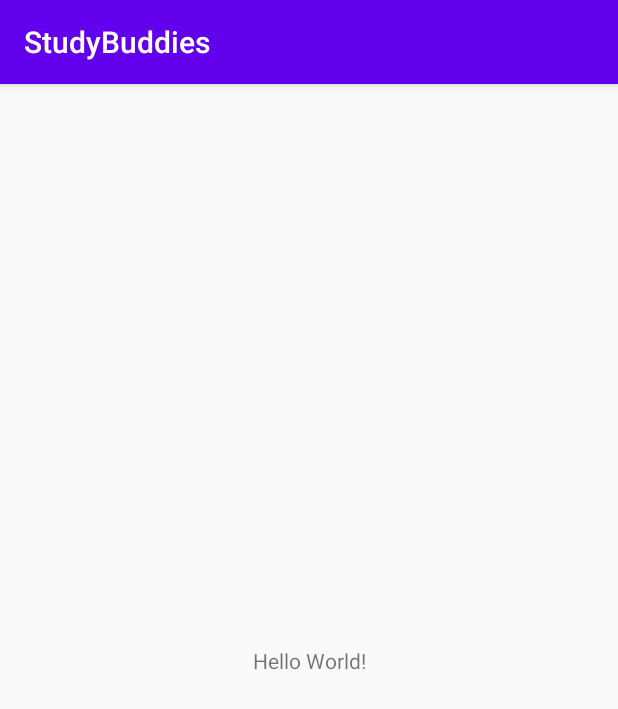
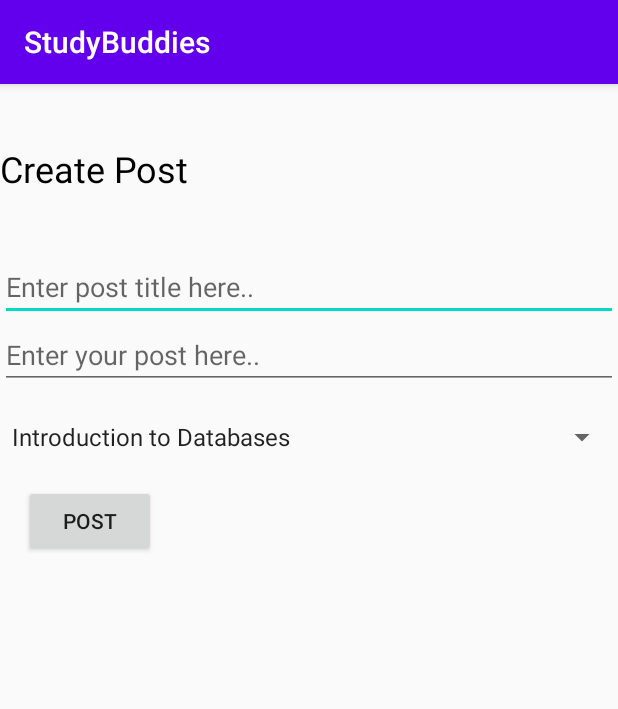
Before and after one commit to kxtan1997/StudyBuddies, an Android app: the screen it shows after launch (MainActivity), on a phone screen of 412 x 824 dp. Shown: the top 709 px of the screen. Run offline under Robolectric (Android 15) with nearby library versions, the phone set to English and light mode, and no system bars; our stand-ins replace Firebase (no records; nobody signed in at launch, a user with empty details on screens opened directly).

Commit message:
Done with the create post feature. Its called main activity now because I scared I change name and destroy the whole thing

```diff
--- a/app/build.gradle
+++ b/app/build.gradle
@@ -1,4 +1,5 @@
 apply plugin: 'com.android.application'
+apply plugin: 'com.google.gms.google-services'
 
 android {
     compileSdkVersion 29
@@ -25,6 +26,8 @@ dependencies {
     implementation fileTree(dir: "libs", include: ["*.jar"])
     implementation 'androidx.appcompat:appcompat:1.1.0'
     implementation 'androidx.constraintlayout:constraintlayout:1.1.3'
+    implementation 'com.google.firebase:firebase-database:16.0.4'
+    implementation 'androidx.recyclerview:recyclerview:1.1.0'
     testImplementation 'junit:junit:4.12'
     androidTestImplementation 'androidx.test.ext:junit:1.1.1'
     androidTestImplementation 'androidx.test.espresso:espresso-core:3.2.0'
--- a/app/src/main/java/com/example/studybuddies/MainActivity.java
+++ b/app/src/main/java/com/example/studybuddies/MainActivity.java
@@ -3,13 +3,62 @@ package com.example.studybuddies;
 import androidx.appcompat.app.AppCompatActivity;
 
 import android.os.Bundle;
+import android.text.TextUtils;
+import android.view.View;
+import android.widget.Button;
+import android.widget.EditText;
+import android.widget.Spinner;
+import android.widget.TextView;
+import android.widget.Toast;
+
+import com.google.firebase.database.DatabaseReference;
+import com.google.firebase.database.FirebaseDatabase;
 
 public class MainActivity extends AppCompatActivity {
+
+    EditText postTitle;
+    EditText postDescription;
+    Button postValue;
+    Spinner subjects;
+
+    DatabaseReference databasePost;
 
     @Override
     protected void onCreate(Bundle savedInstanceState) {
         super.onCreate(savedInstanceState);
         setContentView(R.layout.activity_main);
-        System.out.println("suck 2 ballas");
+
+        databasePost = FirebaseDatabase.getInstance().getReference("posts");
+
+        postTitle = findViewById(R.id.postTitle);
+        postDescription = findViewById(R.id.postDescription);
+        postValue = findViewById(R.id.postValue);
+        subjects = findViewById(R.id.subjects);
+
+        postValue.setOnClickListener(new View.OnClickListener() {
+            @Override
+            public void onClick(View v) {
+                addPosttoDB();
+            }
+        });
+    }
+
+    private void addPosttoDB(){
+        String postDes = postDescription.getText().toString().trim();
+        String title = postTitle.getText().toString().trim();
+        String sub = subjects.getSelectedItem().toString();
+
+        if (!TextUtils.isEmpty(postDes) && !TextUtils.isEmpty(title)){
+            String id = databasePost.push().getKey();
+
+            Post post = new Post(id, title, postDes, sub);
+            databasePost.child(id).setValue(post);
+
+            Toast.makeText(this,"Post created", Toast.LENGTH_LONG).show();
+        }
+
+        else{
+            Toast.makeText(this,"This field cannot be empty", Toast.LENGTH_LONG).show();
+        }
     }
 }
--- a/app/src/main/res/layout/activity_main.xml
+++ b/app/src/main/res/layout/activity_main.xml
@@ -7,12 +7,59 @@
     tools:context=".MainActivity">
 
     <TextView
+        android:id="@+id/createPostTitle"
+        android:layout_width="match_parent"
+        android:layout_height="wrap_content"
+        android:layout_marginTop="40dp"
+        android:text="Create Post"
+        android:textColor="#000000"
+        android:textSize="24sp"
+        app:layout_constraintTop_toTopOf="parent"
+        tools:layout_editor_absoluteX="0dp" />
+
+    <EditText
+        android:id="@+id/postTitle"
+        android:layout_width="match_parent"
+        android:layout_height="wrap_content"
+        android:layout_marginTop="40dp"
+        android:ems="10"
+        android:hint="Enter post title here.."
+        android:inputType="textPersonName"
+        app:layout_constraintTop_toBottomOf="@+id/createPostTitle"
+        tools:layout_editor_absoluteX="0dp" />
+
+    <EditText
+        android:id="@+id/postDescription"
+        android:layout_width="match_parent"
+        android:layout_height="wrap_content"
+        android:ems="10"
+        android:hint="Enter your post here.."
+        android:inputType="textPersonName"
+        app:layout_constraintTop_toBottomOf="@+id/postTitle"
+        tools:layout_editor_absoluteX="-16dp" />
+
+    <Spinner
+        android:id="@+id/subjects"
+        android:layout_width="match_parent"
+        android:layout_height="wrap_content"
+        android:layout_marginTop="20dp"
+        android:entries="@array/subjects"
+        app:layout_constraintTop_toBottomOf="@+id/postDescription"
+        tools:layout_editor_absoluteX="-16dp" />
+
+    <Button
+        android:id="@+id/postValue"
         android:layout_width="wrap_content"
         android:layout_height="wrap_content"
-        android:text="Hello World!"
-        app:layout_constraintBottom_toBottomOf="parent"
-        app:layout_constraintLeft_toLeftOf="parent"
-        app:layout_constraintRight_toRightOf="parent"
-        app:layout_constraintTop_toTopOf="parent" />
+        android:layout_marginStart="15dp"
+        android:layout_marginLeft="15dp"
+        android:layout_marginTop="20dp"
+        android:layout_marginEnd="308dp"
+        android:layout_marginRight="308dp"
+        android:text="Post"
+        app:layout_constraintEnd_toEndOf="parent"
+        app:layout_constraintHorizontal_bias="1.0"
+        app:layout_constraintStart_toStartOf="parent"
+        app:layout_constraintTop_toBottomOf="@+id/subjects" />
 
 </androidx.constraintlayout.widget.ConstraintLayout>
--- a/app/src/main/res/values/strings.xml
+++ b/app/src/main/res/values/strings.xml
@@ -1,3 +1,10 @@
 <resources>
     <string name="app_name">StudyBuddies</string>
+
+    <array name="subjects">
+        <item>Introduction to Databases</item>
+        <item>Algorithms</item>
+        <item>Artificial Intelligence</item>
+        <item>Advanced Software Engineering</item>
+    </array>
 </resources>
--- a/build.gradle
+++ b/build.gradle
@@ -6,6 +6,7 @@ buildscript {
     }
     dependencies {
         classpath "com.android.tools.build:gradle:4.0.1"
+        classpath 'com.google.gms:google-services:4.3.3'
 
         // NOTE: Do not place your application dependencies here; they belong
         // in the individual module build.gradle files
```
Also changed, not shown: app/src/main/java/com/example/studybuddies/Post.java (added, +36 -0 lines).
